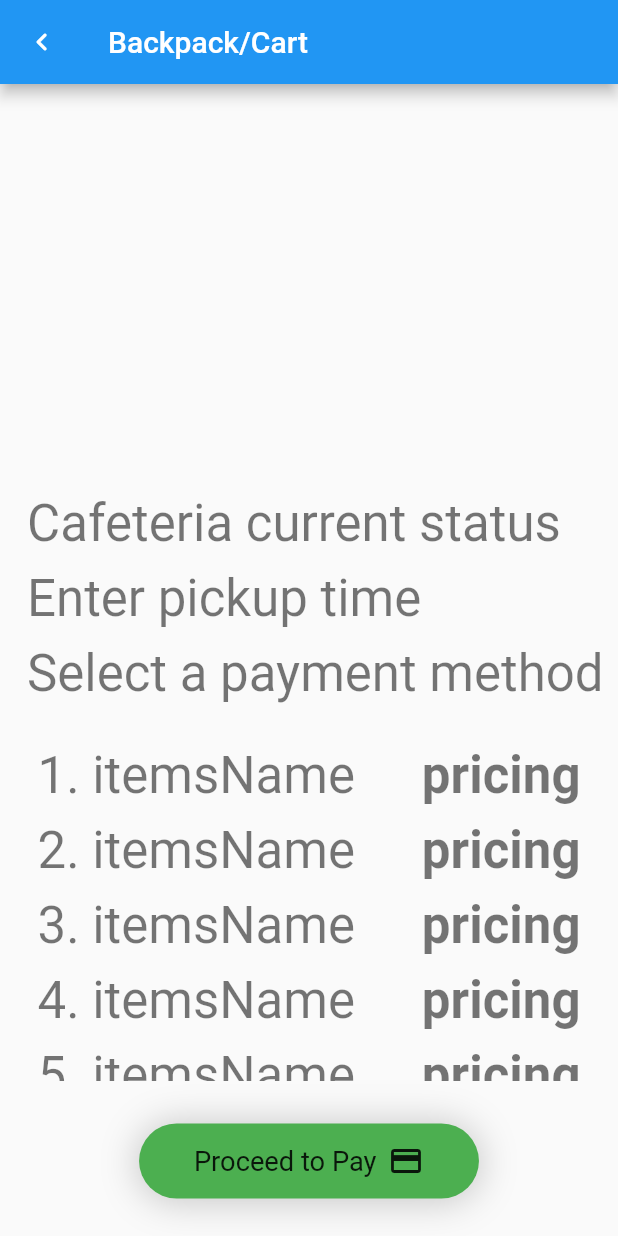
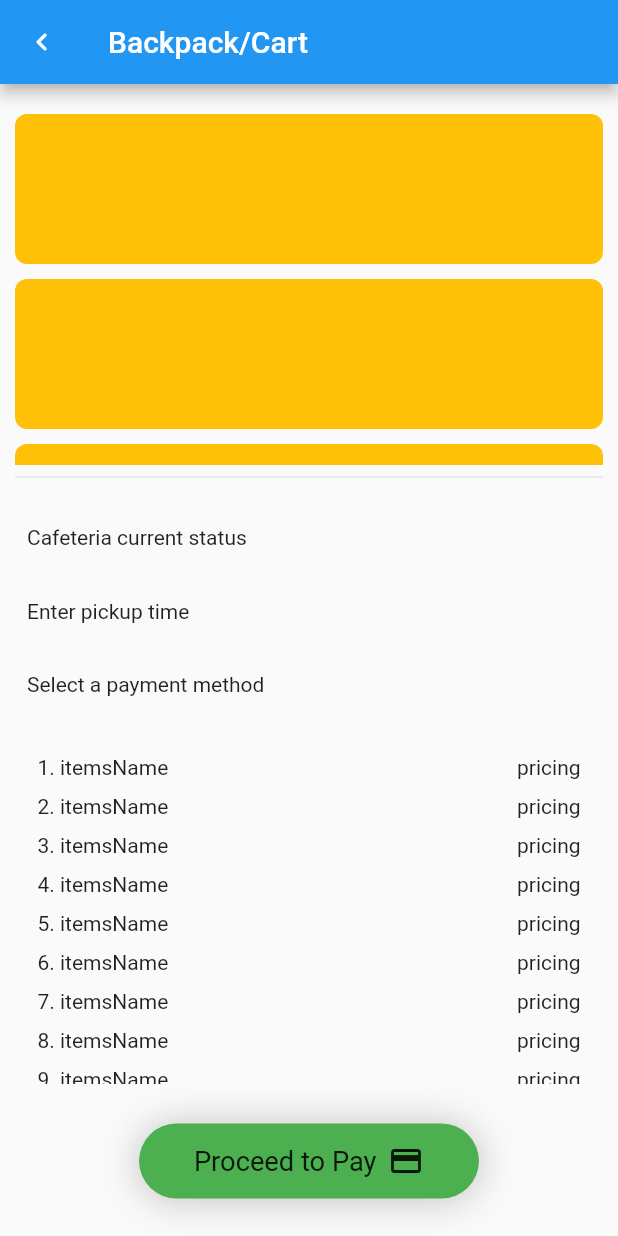
Before and after one commit to CodeByTitan/unbdine, a Flutter app: the CartScreen screen opened by its route, on a phone screen of 412 x 824 dp. Run offline on Flutter 3.47's test engine with Material 2 defaults, Android fonts, the phone set to English and light mode, and no system bars; our stand-ins replace firebase_auth, firebase_core, flutter_hooks, flutter_phoenix, fluttertoast, hooks_riverpod and 1 more; missing offline and left inert: firebase_auth_oauth; accounts and stored records are empty.

Commit message:
fixing cartscreen

```diff
--- a/lib/screens/cart/cart_screen.dart
+++ b/lib/screens/cart/cart_screen.dart
@@ -23,14 +23,17 @@ class CartScreen extends StatelessWidget {
               child: ListView.builder(
                 physics: const BouncingScrollPhysics(),
                 itemCount: 5,
-                scrollDirection: Axis.horizontal,
+                scrollDirection: Axis.vertical,
                 itemBuilder: (context, index) {
                   return Center(
                     child: Container(
-                      margin: const EdgeInsets.only(right: 8),
-                      width: 150,
-                      height: 180,
+                      margin: const EdgeInsets.only(
+                        top: 10,
+                      ),
+                      width: MediaQuery.of(context).size.width,
+                      height: 100,
                       decoration: BoxDecoration(
+                        color: Colors.amber,
                         borderRadius: BorderRadius.circular(8),
                       ),
                     ),
@@ -38,6 +41,7 @@ class CartScreen extends StatelessWidget {
                 },
               ),
             ),
+            const Divider(),
             // stats
             Expanded(
               flex: 2,
@@ -48,29 +52,26 @@ class CartScreen extends StatelessWidget {
                   children: [
                     Row(
                       mainAxisAlignment: MainAxisAlignment.spaceBetween,
-                      children: [
+                      children: const [
                         Text(
                           'Cafeteria current status',
-                          style: Theme.of(context).textTheme.headline4,
                         ),
                       ],
                     ),
                     Row(
                       mainAxisAlignment: MainAxisAlignment.spaceBetween,
-                      children: [
+                      children: const [
                         Text(
                           'Enter pickup time',
-                          style: Theme.of(context).textTheme.headline4,
                         ),
                       ],
                     ),
                     // payment method
                     Row(
                       mainAxisAlignment: MainAxisAlignment.spaceBetween,
-                      children: [
+                      children: const [
                         Text(
                           'Select a payment method',
-                          style: Theme.of(context).textTheme.headline4,
                         ),
                       ],
                     ),
@@ -94,14 +95,9 @@ class CartScreen extends StatelessWidget {
                         children: [
                           Text(
                             '${index + 1}. itemsName',
-                            style: Theme.of(context).textTheme.headline4,
                           ),
-                          Text(
+                          const Text(
                             'pricing',
-                            style:
-                                Theme.of(context).textTheme.headline4!.copyWith(
-                                      fontWeight: FontWeight.bold,
-                                    ),
                           ),
                         ],
                       ),
```
